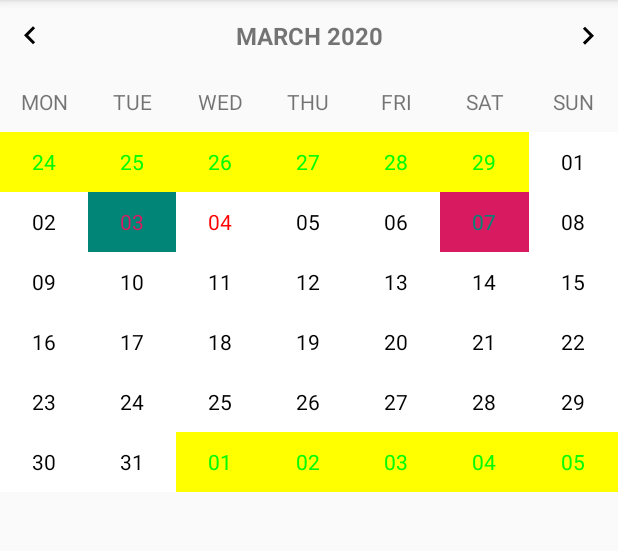
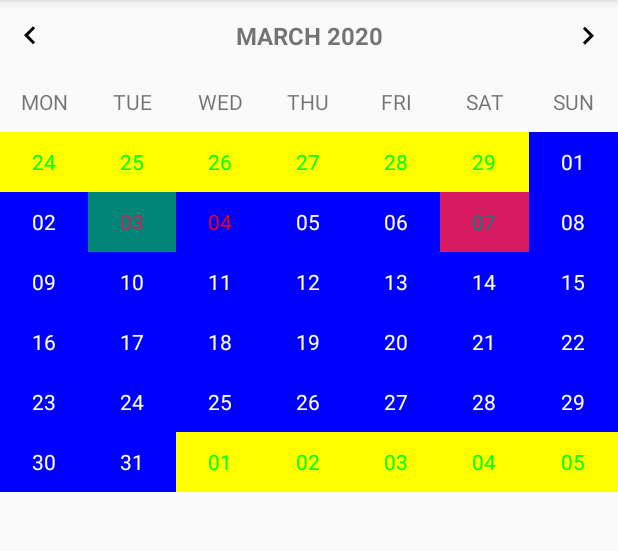
Before and after one commit to VarunBarad/Highlightable-Calendar-View, an Android app: the screen it shows after launch (MainActivity), on a phone screen of 412 x 824 dp, the part 84-635 px from its top. Run offline under Robolectric (Android 15) with nearby library versions, the phone set to English and light mode, and no system bars; our stand-ins replace data binding.

Commit message:
Set current month day styles from attributes

```diff
--- a/app/src/main/res/layout/activity_main.xml
+++ b/app/src/main/res/layout/activity_main.xml
@@ -11,8 +11,10 @@
         android:layout_width="0dp"
         android:layout_height="wrap_content"
         app:dayBackgroundColorDisabled="#0f0"
+        app:dayBackgroundColorEnabled="#00f"
         app:dayTextColorCurrentDay="#ff0000"
         app:dayTextColorDisabled="#ff0"
+        app:dayTextColorEnabled="#fff"
         app:firstDayOfWeek="monday"
         app:layout_constraintEnd_toEndOf="parent"
         app:layout_constraintStart_toStartOf="parent"
--- a/highlightable-calendar-view/src/main/java/com/varunbarad/highlightable_calendar_view/HighlightableCalendarView.kt
+++ b/highlightable-calendar-view/src/main/java/com/varunbarad/highlightable_calendar_view/HighlightableCalendarView.kt
@@ -42,6 +42,20 @@ class HighlightableCalendarView @JvmOverloads constructor(
     @ColorInt
     var dayBackgroundColorDisabled: Int =
         ContextCompat.getColor(this.context, R.color.day_backgroundColor_disabled)
+        set(value) {
+            field = value
+            this.updateCalendarDisplayedContents()
+        }
+    @ColorInt
+    var dayTextColorEnabled: Int =
+        ContextCompat.getColor(this.context, R.color.day_textColor_enabled)
+        set(value) {
+            field = value
+            this.updateCalendarDisplayedContents()
+        }
+    @ColorInt
+    var dayBackgroundColorEnabled: Int =
+        ContextCompat.getColor(this.context, R.color.day_backgroundColor_enabled)
         set(value) {
             field = value
             this.updateCalendarDisplayedContents()
@@ -129,6 +143,14 @@ class HighlightableCalendarView @JvmOverloads constructor(
             this.dayBackgroundColorDisabled = attributeValues.getColor(
                 R.styleable.HighlightableCalendarView_dayBackgroundColorDisabled,
                 ContextCompat.getColor(this.context, R.color.day_backgroundColor_disabled)
+            )
+            this.dayTextColorEnabled = attributeValues.getColor(
+                R.styleable.HighlightableCalendarView_dayTextColorEnabled,
+                ContextCompat.getColor(this.context, R.color.day_textColor_enabled)
+            )
+            this.dayBackgroundColorEnabled = attributeValues.getColor(
+                R.styleable.HighlightableCalendarView_dayBackgroundColorEnabled,
+                ContextCompat.getColor(this.context, R.color.day_backgroundColor_enabled)
             )
 
             attributeValues.recycle()
@@ -281,19 +303,8 @@ class HighlightableCalendarView @JvmOverloads constructor(
                 dayView.setBackgroundColor(this.dayTextColorDisabled)
                 dayView.setTextColor(this.dayBackgroundColorDisabled)
             } else {
-                // ToDo: Apply current-month style
-                dayView.setBackgroundColor(
-                    ContextCompat.getColor(
-                        this.context,
-                        R.color.day_backgroundColor_enabled
-                    )
-                )
-                dayView.setTextColor(
-                    ContextCompat.getColor(
-                        this.context,
-                        R.color.day_textColor_enabled
-                    )
-                )
+                dayView.setBackgroundColor(this.dayBackgroundColorEnabled)
+                dayView.setTextColor(this.dayTextColorEnabled)
             }
         }
     }
--- a/highlightable-calendar-view/src/main/res/values/attrs.xml
+++ b/highlightable-calendar-view/src/main/res/values/attrs.xml
@@ -20,6 +20,10 @@
         <attr name="dayTextColorDisabled" format="color" />
         <attr name="dayBackgroundColorDisabled" format="color" />
 
+        <!-- Specify colors for days which are in current month -->
+        <attr name="dayTextColorEnabled" format="color" />
+        <attr name="dayBackgroundColorEnabled" format="color" />
+
         <attr name="calendarTitleTextColor" format="color" />
         <attr name="dayOfWeekTextColor" format="color" />
         <attr name="dayOfMonthTextColor" format="color" />
--- a/highlightable-calendar-view/src/main/res/values/colors.xml
+++ b/highlightable-calendar-view/src/main/res/values/colors.xml
@@ -9,8 +9,8 @@
     <color name="day_textColor_disabled">#aeaeae</color>
     <color name="day_backgroundColor_disabled">#f1f5f8</color>
 
+    <color name="day_textColor_enabled">@color/black</color>
     <color name="day_backgroundColor_enabled">@color/white</color>
+
     <color name="day_backgroundColor_selected">#03a7e9</color>
-
-    <color name="day_textColor_enabled">@color/black</color>
 </resources>
```
